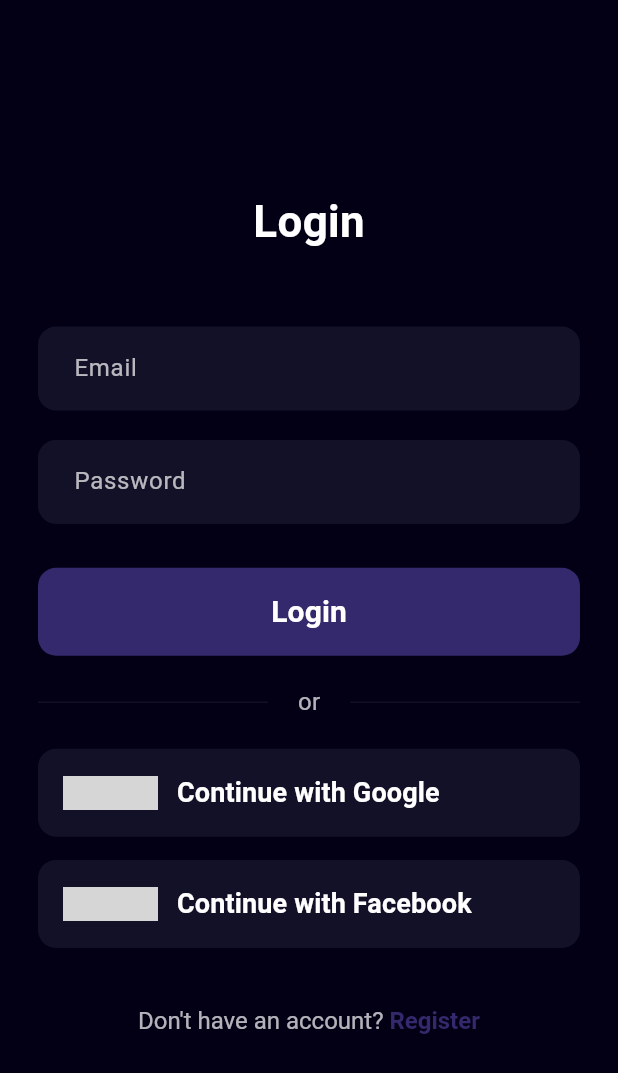
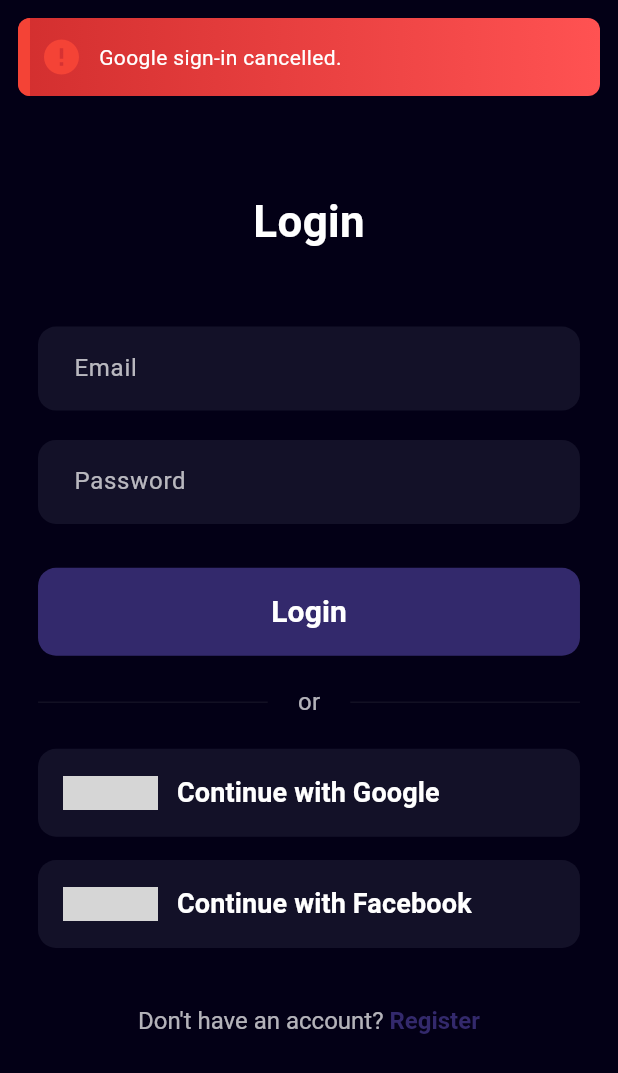
Before and after one commit to SookX/Diva.AI, a Flutter app: the LoginPage screen opened by its route, after a tap on "Continue with Google", on a phone screen of 412 x 824 dp. Shown: the top 1073 px of the screen. Run offline on Flutter 3.47's test engine with Material 3 defaults, Android fonts, the phone set to English and light mode, and no system bars; drawn by our look-alikes of another_flushbar; our stand-ins replace firebase_core, flutter_screenutil, google_sign_in, shared_preferences; accounts and stored records are empty; network calls fail; grey boxes are pictures that could not be loaded.

Commit message:
google social auth finally ready after 10 hours

```diff
--- a/client/lib/authentication/login.dart
+++ b/client/lib/authentication/login.dart
@@ -5,6 +5,8 @@
 import 'package:shared_preferences/shared_preferences.dart';
 import 'package:flutter/gestures.dart';
 import 'package:another_flushbar/flushbar.dart';
+import 'package:google_sign_in/google_sign_in.dart';
+
 
 class LoginPage extends StatefulWidget {
   const LoginPage({super.key});
@@ -53,6 +55,50 @@
     } catch (e) {
       print('Error occurred: $e');
       _showNotification("$e", false);
+    }
+  }
+
+  Future<void> _loginWithGoogle() async {
+    try {
+      final GoogleSignInAccount? googleUser = await GoogleSignIn().signIn();
+      if (googleUser == null) {
+        _showNotification("Google sign-in cancelled.", false);
+        return;
+      }
+
+      final GoogleSignInAuthentication googleAuth = await googleUser.authentication;
+      final idToken = googleAuth.idToken;
+
+      if (idToken == null) {
+        _showNotification("Failed to retrieve Google ID token.", false);
+        return;
+      }
+
+      final response = await http.post(
+        Uri.parse('http://10.0.2.2:8000/api/user/google-login/'),
+        headers: {'Content-Type': 'application/json'},
+        body: jsonEncode({'token': idToken}),
+      );
+
+      if (response.statusCode == 200 || response.statusCode == 201) {
+        final data = jsonDecode(response.body);
+        final accessToken = data['access'];
+        final refreshToken = data['refresh'];
+
+        final prefs = await SharedPreferences.getInstance();
+        await prefs.setString('access_token', accessToken);
+        await prefs.setString('refresh_token', refreshToken);
+
+        _showNotification("Google login successful!", true);
+        Future.delayed(const Duration(seconds: 2), () {
+          Navigator.pushNamed(context, '/');
+        });
+      } else {
+        _showNotification("Backend login failed. ${response.statusCode}", false);
+      }
+    } catch (e) {
+      print("Google login error: $e");
+      _showNotification("Google login error: $e", false);
     }
   }
 
@@ -147,9 +193,7 @@
               _socialButton(
                 label: "Continue with Google",
                 logoUrl: "https://upload.wikimedia.org/wikipedia/commons/thumb/c/c1/Google_%22G%22_logo.svg/2048px-Google_%22G%22_logo.svg.png",
-                onPressed: () {
-
-                },
+                onPressed: _loginWithGoogle,
               ),
               SizedBox(height: 16.h),
               _socialButton(
--- a/client/lib/main.dart
+++ b/client/lib/main.dart
@@ -3,8 +3,11 @@
 import 'authentication/login.dart';
 import 'authentication/register.dart';
 import 'home/home.dart';
+import 'package:firebase_core/firebase_core.dart';
 
-void main() {
+void main() async {
+  WidgetsFlutterBinding.ensureInitialized();
+  await Firebase.initializeApp();
   runApp(const MyApp());
 }
 
--- a/client/pubspec.yaml
+++ b/client/pubspec.yaml
@@ -34,8 +34,10 @@
   flutter_screenutil: ^5.9.0
   http: ^1.4.0
   shared_preferences: ^2.5.3
-  google_sign_in: ^6.1.5
   another_flushbar: ^1.10.30
+  firebase_core: ^2.7.0
+  firebase_auth: ^4.3.0
+  google_sign_in: ^5.4.3
 
   # The following adds the Cupertino Icons font to your application.
   # Use with the CupertinoIcons class for iOS style icons.
```
Also changed, not shown: client/pubspec.lock, 8 other files.
